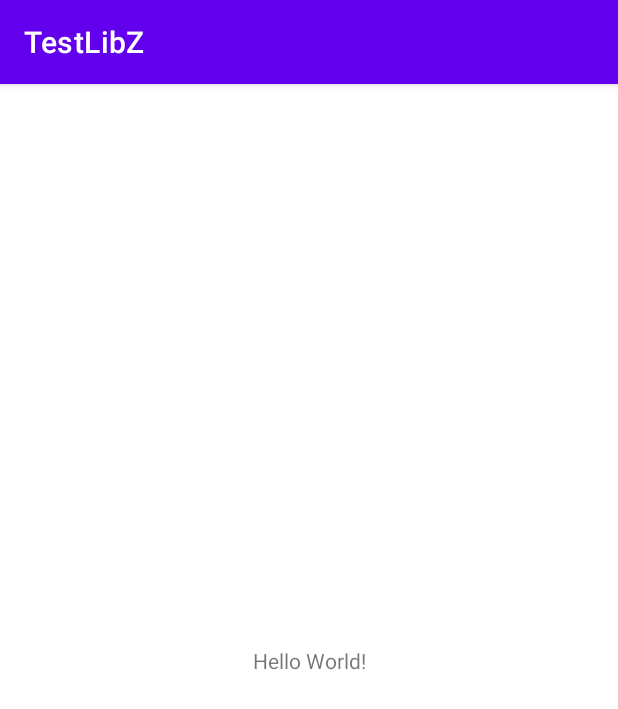
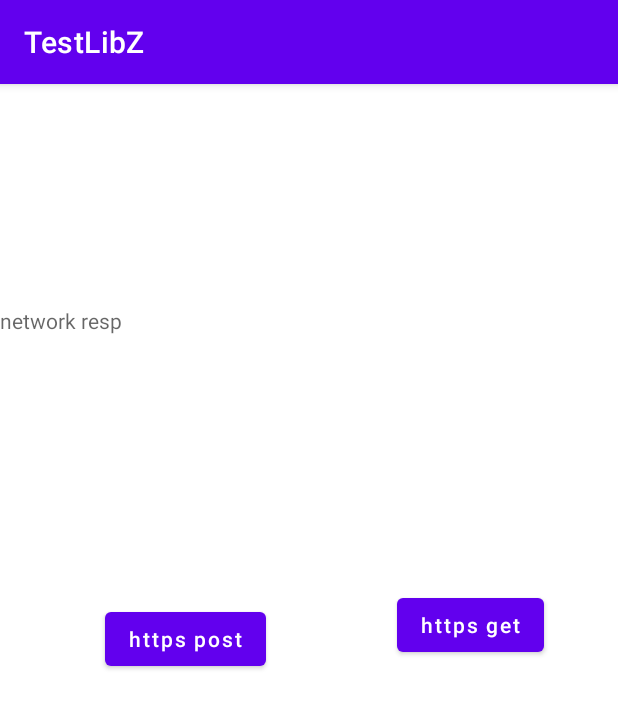
Before and after one commit to TopBigOne/TestLibZ, an Android app: the screen it shows after launch (MainActivity), on a phone screen of 412 x 824 dp. Shown: the top 709 px of the screen. Run offline under Robolectric (Android 15) with nearby library versions, the phone set to English and light mode, and no system bars.

```diff
--- a/app/src/main/java/com/xiao/testlibz/MainActivity.java
+++ b/app/src/main/java/com/xiao/testlibz/MainActivity.java
@@ -3,18 +3,18 @@ package com.xiao.testlibz;
 import androidx.appcompat.app.AppCompatActivity;
 
 import android.os.Bundle;
+import android.widget.Button;
 import android.widget.TextView;
 
 import com.xiao.testlibz.databinding.ActivityMainBinding;
 
 public class MainActivity extends AppCompatActivity {
 
-    // Used to load the 'testlibz' library on application startup.
-    static {
-        System.loadLibrary("testlibz");
-    }
 
     private ActivityMainBinding binding;
+    private Button mBtnGet;
+    private Button mBtnPost;
+    private TextView mTvResp;
 
     @Override
     protected void onCreate(Bundle savedInstanceState) {
@@ -22,15 +22,28 @@ public class MainActivity extends AppCompatActivity {
 
         binding = ActivityMainBinding.inflate(getLayoutInflater());
         setContentView(binding.getRoot());
-
-        // Example of a call to a native method
-        TextView tv = binding.sampleText;
-        tv.setText(stringFromJNI());
+        initView();
+        initEvent();
     }
 
-    /**
-     * A native method that is implemented by the 'testlibz' native library,
-     * which is packaged with this application.
-     */
-    public native String stringFromJNI();
+    private void initView() {
+        mTvResp = binding.tvRespContent;
+        mBtnGet = binding.btnRequestGet;
+        mBtnPost = binding.btnRequestPost;
+    }
+
+    private void initEvent() {
+        mBtnGet.setOnClickListener(v -> {
+            updateContent(NativeLib.nativeHttpGet());
+
+        });
+        mBtnPost.setOnClickListener(v -> {
+            updateContent(NativeLib.nativeHttpPost());
+        });
+    }
+
+    private void updateContent(String content) {
+        mTvResp.setText(content);
+    }
+
 }
--- /dev/null
+++ b/app/src/main/java/com/xiao/testlibz/NativeLib.java
@@ -0,0 +1,22 @@
+package com.xiao.testlibz;
+
+public class NativeLib {
+
+    static {
+        System.loadLibrary("testlibz");
+    }
+
+    private static native String httpGet();
+
+    private static native String httpPost();
+
+
+    public static String nativeHttpGet() {
+        return httpGet();
+    }
+
+    public static String nativeHttpPost() {
+        return httpPost();
+    }
+
+}
--- a/app/src/main/res/layout/activity_main.xml
+++ b/app/src/main/res/layout/activity_main.xml
@@ -7,13 +7,43 @@
     tools:context=".MainActivity">
 
     <TextView
-        android:id="@+id/sample_text"
+        android:id="@+id/tv_resp_content"
+        android:layout_width="match_parent"
+        android:layout_height="wrap_content"
+        android:hint="@string/network_resp"
+        android:minHeight="50dp"
+        app:layout_constraintBottom_toBottomOf="parent"
+        app:layout_constraintEnd_toEndOf="parent"
+        app:layout_constraintHorizontal_bias="0.473"
+        app:layout_constraintStart_toStartOf="parent"
+        app:layout_constraintTop_toTopOf="parent"
+        app:layout_constraintVertical_bias="0.206" />
+
+    <Button
+        android:id="@+id/btn_request_get"
         android:layout_width="wrap_content"
         android:layout_height="wrap_content"
-        android:text="Hello World!"
+        android:text="@string/https_get"
+        android:textAllCaps="false"
         app:layout_constraintBottom_toBottomOf="parent"
         app:layout_constraintEnd_toEndOf="parent"
+        app:layout_constraintHorizontal_bias="0.843"
         app:layout_constraintStart_toStartOf="parent"
-        app:layout_constraintTop_toTopOf="parent" />
+        app:layout_constraintTop_toTopOf="parent"
+        app:layout_constraintVertical_bias="0.468" />
+
+    <Button
+        android:id="@+id/btn_request_post"
+        android:layout_width="wrap_content"
+        android:layout_height="wrap_content"
+        android:text="@string/https_post"
+        android:textAllCaps="false"
+        app:layout_constraintBottom_toBottomOf="parent"
+        app:layout_constraintEnd_toEndOf="parent"
+        app:layout_constraintHorizontal_bias="0.23"
+        app:layout_constraintStart_toStartOf="parent"
+        app:layout_constraintTop_toTopOf="parent"
+        app:layout_constraintVertical_bias="0.481" />
+
 
 </androidx.constraintlayout.widget.ConstraintLayout>
--- a/app/src/main/res/values/strings.xml
+++ b/app/src/main/res/values/strings.xml
@@ -1,3 +1,8 @@
 <resources>
     <string name="app_name">TestLibZ</string>
+
+
+    <string name="https_get">https get</string>
+    <string name="https_post">https post</string>
+    <string name="network_resp">network resp</string>
 </resources>
```
Also changed, not shown: 1 other file.
